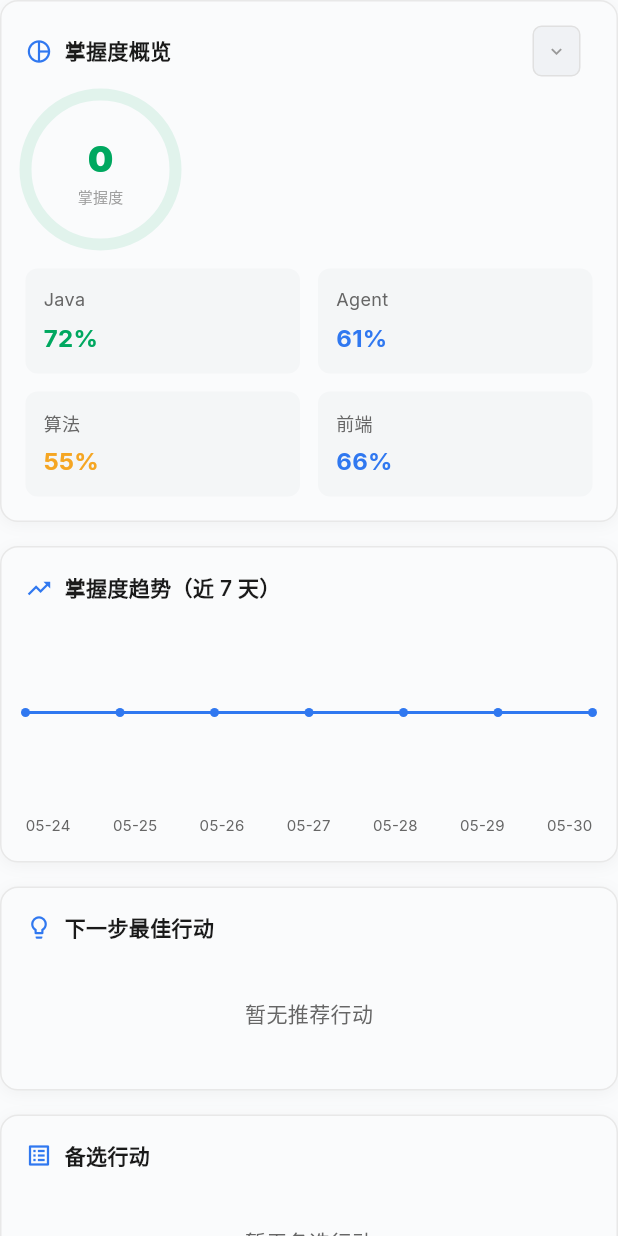
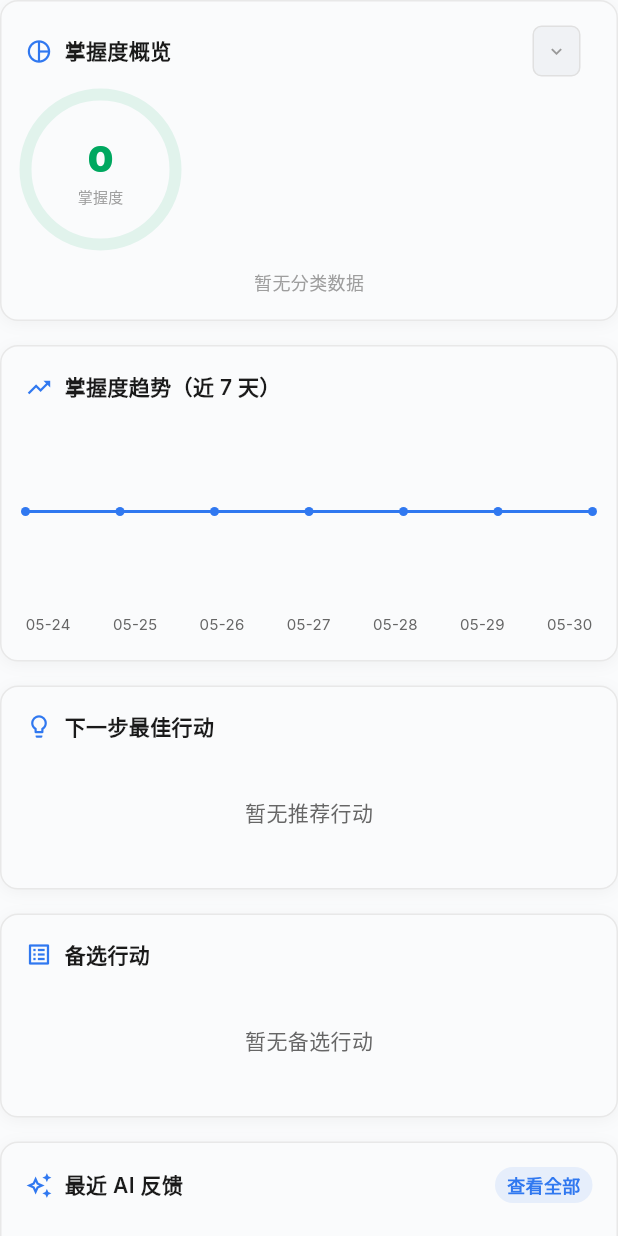
Before and after one commit to nontracey/mianshi-zhilian-app, a Flutter app: the _RightPanel widget shown alone on an empty page, opened directly with empty values, on a phone screen of 412 x 824 dp. Run offline on Flutter 3.47's test engine with Material 3 defaults, Android fonts, the phone set to English and light mode, and no system bars; our stand-ins replace flutter_markdown, flutter_svg, google_fonts, image_picker, shared_preferences, speech_to_text; missing offline and left inert: dart:html; accounts and stored records are empty; network calls fail.

Commit message:
fix: 掌握度概览显示真实领域分类数据
- _MasteryStats 改为使用真实的领域分类数据
- 移除硬编码的 Java/Agent/算法/前端
- 分类掌握度使用实际计算结果

```diff
--- a/apps/client/lib/pages/learning/dashboard_page.dart
+++ b/apps/client/lib/pages/learning/dashboard_page.dart
@@ -712,47 +712,45 @@ class _MasteryStatItem extends StatelessWidget {
 
 class _MasteryStats extends StatelessWidget {
   const _MasteryStats({
-    required this.weakTopics,
+    required this.categories,
   });
 
-  final List<Topic> weakTopics;
+  final List<CategoryMastery> categories;
 
   @override
   Widget build(BuildContext context) {
-    return Column(
-      children: [
-        Row(
-          children: [
-            _MasteryStatCard(
-              title: 'Java',
-              value: '72%',
-              color: AppColors.success,
-            ),
-            const SizedBox(width: 12),
-            _MasteryStatCard(
-              title: 'Agent',
-              value: '61%',
-              color: AppColors.accent,
-            ),
-          ],
-        ),
-        const SizedBox(height: 12),
-        Row(
-          children: [
-            _MasteryStatCard(
-              title: '算法',
-              value: '55%',
-              color: AppColors.warning,
-            ),
-            const SizedBox(width: 12),
-            _MasteryStatCard(
-              title: '前端',
-              value: '66%',
-              color: AppColors.accent,
-            ),
-          ],
-        ),
-      ],
+    if (categories.isEmpty) {
+      return Center(
+        child: Text(
+          '暂无分类数据',
+          style: TextStyle(
+            fontSize: 12,
+            color: Colors.grey.shade500,
+          ),
+        ),
+      );
+    }
+
+    return Wrap(
+      spacing: 12,
+      runSpacing: 12,
+      children: categories.take(4).map((cat) {
+        final color = cat.masteryPercent >= 80
+            ? AppColors.success
+            : cat.masteryPercent >= 60
+                ? AppColors.accent
+                : cat.masteryPercent > 0
+                    ? AppColors.warning
+                    : Colors.grey;
+        return         SizedBox(
+          width: (MediaQuery.of(context).size.width - 64) / 2,
+          child: _MasteryStatCard(
+            title: cat.name,
+            value: '${cat.masteryPercent}%',
+            color: color,
+          ),
+        );
+      }).toList(),
     );
   }
 }
@@ -2302,7 +2300,7 @@ class _RightPanel extends StatelessWidget {
               ),
               const SizedBox(height: 16),
               _MasteryStats(
-                weakTopics: weakTopics,
+                categories: categories,
               ),
             ],
           ),
```
